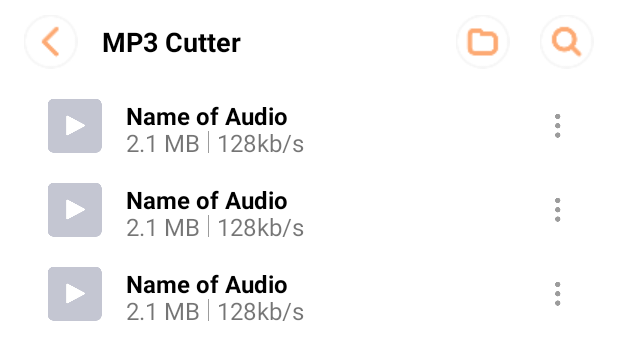
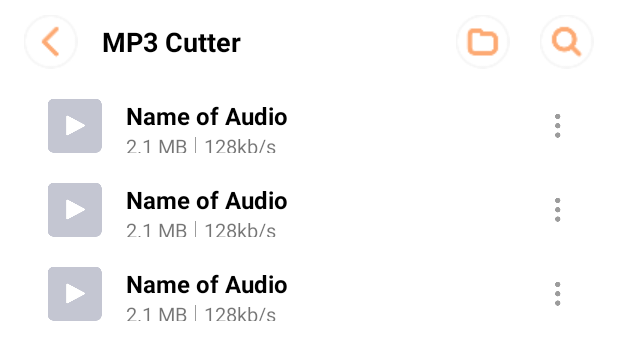
Before and after one commit to biplane1989/AudioCutter, an Android app: the layout audio_cutter_screen.xml on its own in the app's theme, with its tools: preview values and no code run, on a phone screen of 412 x 824 dp. Shown: the top 360 px of the screen. Run offline under Robolectric (Android 15) with nearby library versions, the light colour scheme and no system bars.

Commit message:
NMCode_AudioCutter_Screen/15:9:2020 15:10/update

```diff
--- a/app/src/main/res/drawable-xxhdpi/bg_play.xml
+++ b/app/src/main/res/drawable-xxhdpi/bg_play.xml
@@ -8,8 +8,8 @@
     </item>
     <item
         android:drawable="@drawable/ic_pause"
-        android:maxLevel="0"
-        android:minLevel="0">
+        android:maxLevel="1"
+        android:minLevel="1">
 
     </item>
 
--- a/app/src/main/res/layout/item_audio.xml
+++ b/app/src/main/res/layout/item_audio.xml
@@ -22,13 +22,16 @@
 
         <TextView
             android:id="@+id/tv_name_audio"
-            android:layout_width="wrap_content"
-            android:layout_height="0dp"
-            android:layout_weight="1"
+            android:layout_width="match_parent"
+            android:layout_height="wrap_content"
+            android:clickable="true"
+            android:ellipsize="marquee"
+            android:focusable="true"
             android:text="Name of Audio"
             android:textColor="@color/colorBack"
             android:textSize="@dimen/d_16"
-            android:textStyle="bold" />
+            android:textStyle="bold"
+            android:singleLine="true" />
 
         <TableRow
             android:layout_width="match_parent"
@@ -41,7 +44,7 @@
                 android:layout_height="match_parent"
                 android:layout_marginRight="@dimen/d_5"
                 android:text="2.1 MB"
-                android:textSize="@dimen/d_16" />
+                android:textSize="@dimen/d_13" />
 
             <View
                 android:layout_width="0.5dp"
@@ -55,7 +58,7 @@
                 android:layout_height="match_parent"
                 android:layout_marginLeft="@dimen/d_5"
                 android:text="128kb/s"
-                android:textSize="@dimen/d_16" />
+                android:textSize="@dimen/d_13" />
         </TableRow>
     </LinearLayout>
 
--- a/app/src/main/res/values/dimens.xml
+++ b/app/src/main/res/values/dimens.xml
@@ -4,4 +4,5 @@
     <dimen name="d_16">16dp</dimen>
     <dimen name="d_5">5dp</dimen>
     <dimen name="d_18">18dp</dimen>
+    <dimen name="d_13">13dp</dimen>
 </resources>
```
Also changed, not shown: app/src/main/java/com/example/audiocutter/functions/audiocutterscreen/AudioCutterModel.kt (+16 -4 lines), app/src/main/java/com/example/audiocutter/functions/audiocutterscreen/AudioCutterScreen.kt (+16 -8 lines), app/src/main/java/com/example/audiocutter/functions/audiocutterscreen/AudioCutterView.kt (added, +10 -0 lines), app/src/main/java/com/example/audiocutter/functions/audiocutterscreen/AudiocutterAdapter.kt (+149 -26 lines).
